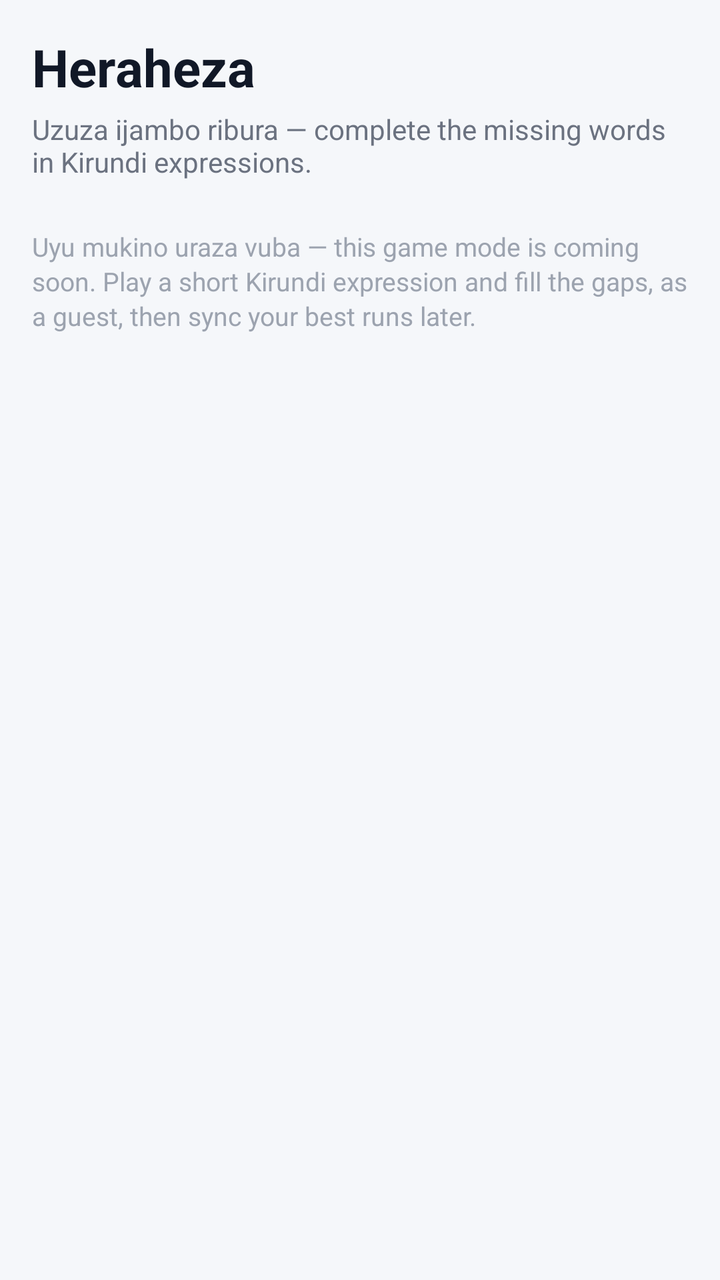
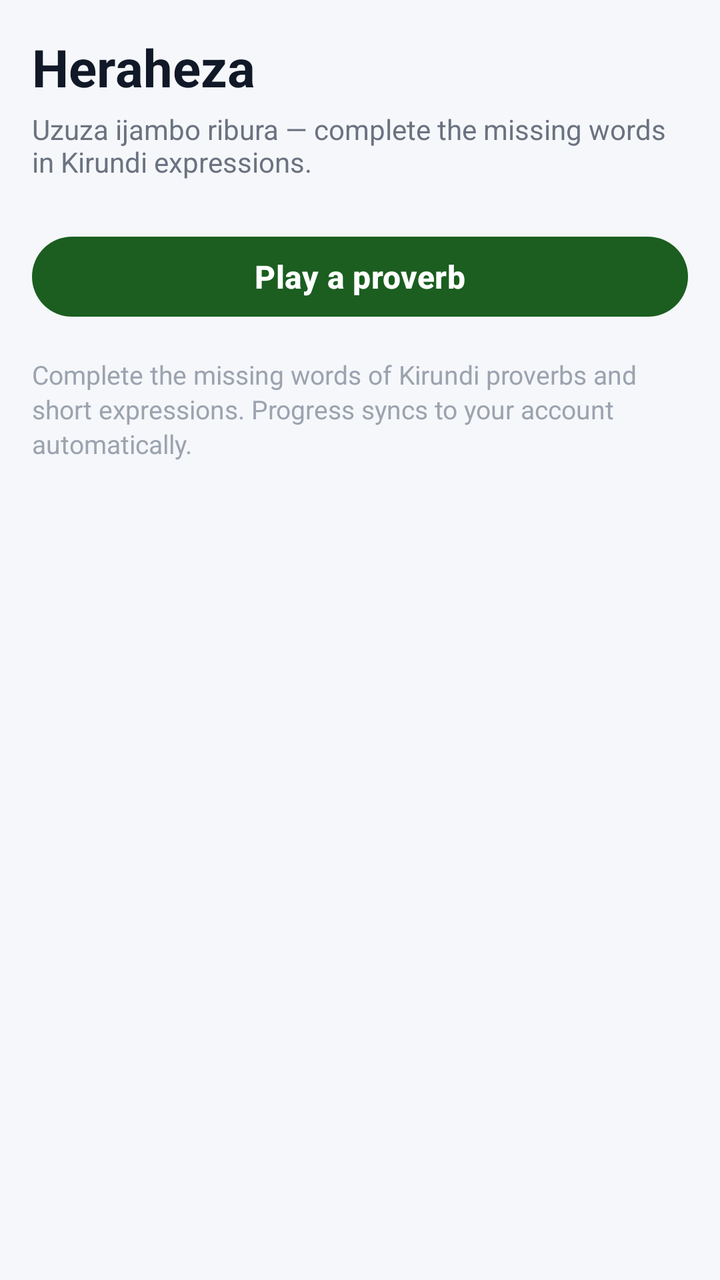

An Android layout rendered at two revisions. The XML below is the earlier revision; the diff shows what the commit changed to produce the second picture.
<!-- AndroidManifest.xml: application theme Theme.Rinjora -->
<!-- res/layout/fragment_heraheza.xml -->
<?xml version="1.0" encoding="utf-8"?>
<ScrollView xmlns:android="http://schemas.android.com/apk/res/android"
    xmlns:app="http://schemas.android.com/apk/res-auto"
    xmlns:tools="http://schemas.android.com/tools"
    android:layout_width="match_parent"
    android:layout_height="match_parent"
    android:fillViewport="true"
    android:background="@color/brand_background"
    tools:context=".game.HerahezaFragment">

    <LinearLayout
        android:layout_width="match_parent"
        android:layout_height="wrap_content"
        android:orientation="vertical"
        android:padding="16dp">

        <TextView
            android:layout_width="match_parent"
            android:layout_height="wrap_content"
            android:text="Heraheza"
            android:textSize="26sp"
            android:textStyle="bold"
            android:textColor="@color/text_primary" />

        <TextView
            android:layout_width="match_parent"
            android:layout_height="wrap_content"
            android:layout_marginTop="4dp"
            android:text="Uzuza ijambo ribura — complete the missing words in Kirundi expressions."
            android:textSize="14sp"
            android:textColor="@color/text_secondary" />

        <com.google.android.material.card.MaterialCardView
            android:layout_width="match_parent"
            android:layout_height="wrap_content"
            android:layout_marginTop="24dp"
            app:cardCornerRadius="20dp"
            app:cardElevation="0dp"
            app:cardBackgroundColor="@color/brand_surface"
            android:visibility="gone">

            <LinearLayout
                android:layout_width="match_parent"
                android:layout_height="wrap_content"
                android:orientation="vertical"
                android:padding="20dp">

                <TextView
                    android:id="@+id/tv_expression"
                    android:layout_width="match_parent"
                    android:layout_height="wrap_content"
                    android:text="Imenya ___ akamenya ___"
                    android:textSize="20sp"
                    android:textStyle="bold"
                    android:textColor="@color/text_primary" />

                <com.google.android.material.textfield.TextInputEditText
                    android:layout_width="match_parent"
                    android:layout_height="wrap_content"
                    android:layout_marginTop="16dp"
                    android:hint="missing word" />

            </LinearLayout>

        </com.google.android.material.card.MaterialCardView>

        <TextView
            android:layout_width="match_parent"
            android:layout_height="wrap_content"
            android:layout_marginTop="24dp"
            android:text="Uyu mukino uraza vuba — this game mode is coming soon. Play a short Kirundi expression and fill the gaps, as a guest, then sync your best runs later."
            android:textSize="13sp"
            android:textColor="@color/text_muted"
            android:lineSpacingExtra="2dp" />

    </LinearLayout>

</ScrollView>
<!-- resources referenced by this layout -->
<resources>
  <color name="brand_background">#F5F7FA</color>
  <color name="brand_surface">#FFFFFF</color>
  <color name="text_muted">#9CA3AF</color>
  <color name="text_primary">#111827</color>
  <color name="text_secondary">#6B7280</color>
  <style name="Theme.Rinjora" parent="Theme.Material3.Light.NoActionBar">
          <item name="colorPrimary">@color/brand_primary</item>
          <item name="colorOnPrimary">@color/brand_on_primary</item>
          <item name="colorPrimaryContainer">@color/brand_primary_container</item>
          <item name="colorOnPrimaryContainer">@color/brand_on_primary_container</item>
  
          <item name="colorSecondary">@color/brand_secondary</item>
          <item name="colorOnSecondary">@color/brand_on_secondary</item>
          <item name="colorSecondaryContainer">@color/brand_secondary_container</item>
          <item name="colorOnSecondaryContainer">@color/brand_on_secondary_container</item>
  
          <item name="colorTertiary">@color/brand_secondary</item>
          <item name="colorOnTertiary">@color/brand_on_secondary</item>
  
          <item name="colorError">@color/brand_error</item>
          <item name="colorOnError">@color/brand_on_error</item>
          <item name="colorErrorContainer">@color/brand_error_container</item>
          <item name="colorOnErrorContainer">@color/brand_on_error_container</item>
  
          <item name="android:colorBackground">@color/brand_background</item>
          <item name="colorOnBackground">@color/brand_on_background</item>
  
          <item name="colorSurface">@color/brand_surface</item>
          <item name="colorOnSurface">@color/brand_on_surface</item>
          <item name="colorSurfaceVariant">@color/brand_surface_variant</item>
          <item name="colorOnSurfaceVariant">@color/brand_on_surface_variant</item>
  
          <item name="colorOutline">@color/brand_outline</item>
          <item name="colorOutlineVariant">@color/brand_outline_variant</item>
  
          <item name="android:statusBarColor" tools:targetApi="21">@color/brand_primary_dark</item>
          <item name="android:navigationBarColor" tools:targetApi="21">@color/brand_surface</item>
          <item name="android:windowLightStatusBar" tools:targetApi="23">false</item>
          <item name="android:windowOptOutEdgeToEdgeEnforcement" tools:targetApi="35">true</item>
      </style>
  <color name="brand_primary">#1B5E20</color>
  <color name="brand_on_primary">#FFFFFF</color>
  <color name="brand_primary_container">#C8E6C9</color>
  <color name="brand_on_primary_container">#0D3310</color>
  <color name="brand_secondary">#E8A33D</color>
  <color name="brand_on_secondary">#1F2937</color>
  <color name="brand_secondary_container">#FBE9C9</color>
  <color name="brand_on_secondary_container">#6B4A00</color>
  <color name="brand_error">#DC2626</color>
  <color name="brand_on_error">#FFFFFF</color>
  <color name="brand_error_container">#FEE2E2</color>
  <color name="brand_on_error_container">#991B1B</color>
  <color name="brand_on_background">#111827</color>
  <color name="brand_on_surface">#111827</color>
  <color name="brand_surface_variant">#EEF1F5</color>
  <color name="brand_on_surface_variant">#6B7280</color>
  <color name="brand_outline">#D1D5DB</color>
  <color name="brand_outline_variant">#E5E7EB</color>
  <color name="brand_primary_dark">#0D3310</color>
</resources>

<!-- the commit's change to res/layout/fragment_heraheza.xml (unified diff, before → after) -->
@@ -64,11 +64,20 @@
 
         </com.google.android.material.card.MaterialCardView>
 
+        <com.google.android.material.button.MaterialButton
+            android:id="@+id/btn_play"
+            android:layout_width="match_parent"
+            android:layout_height="wrap_content"
+            android:layout_marginTop="24dp"
+            android:text="Play a proverb"
+            android:textSize="16sp"
+            android:textStyle="bold" />
+
         <TextView
             android:layout_width="match_parent"
             android:layout_height="wrap_content"
-            android:layout_marginTop="24dp"
-            android:text="Uyu mukino uraza vuba — this game mode is coming soon. Play a short Kirundi expression and fill the gaps, as a guest, then sync your best runs later."
+            android:layout_marginTop="16dp"
+            android:text="Complete the missing words of Kirundi proverbs and short expressions. Progress syncs to your account automatically."
             android:textSize="13sp"
             android:textColor="@color/text_muted"
             android:lineSpacingExtra="2dp" />
